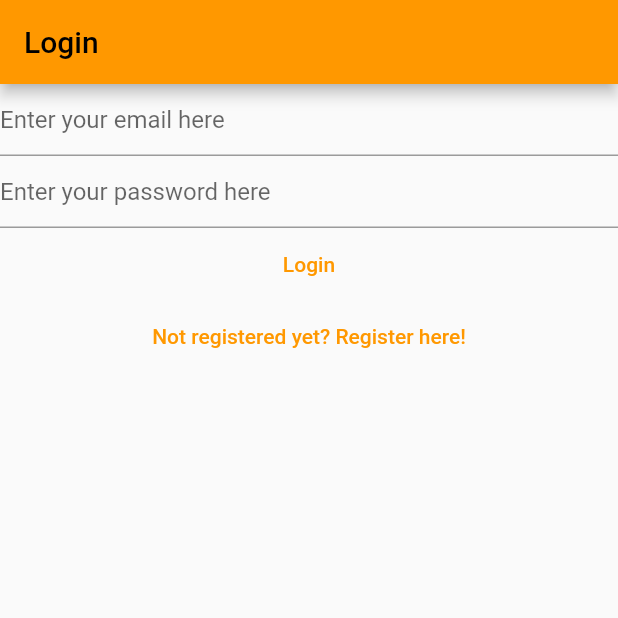
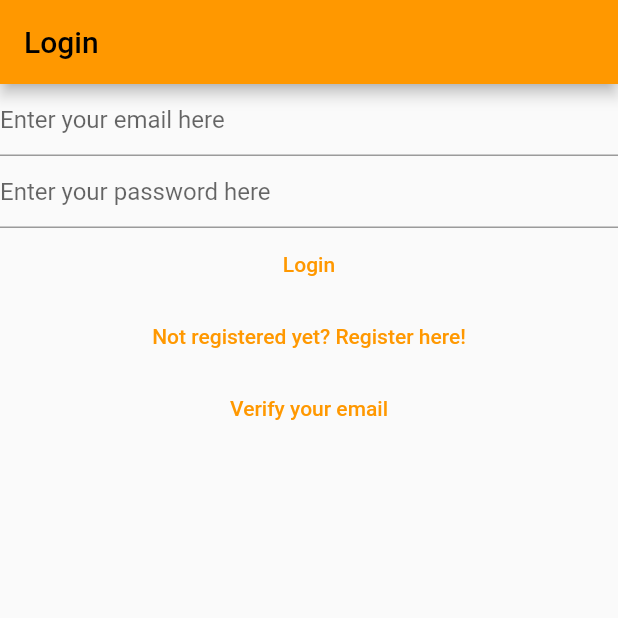
Before and after one commit to Precioussoul/Learning-Dart-Flutter-Course-, a Flutter app: the screen it shows after launch, after a tap on "Login", on a phone screen of 412 x 824 dp, the top half of it. Run offline on Flutter 3.47's test engine with Material 2 defaults, Android fonts, the phone set to English and light mode, and no system bars; our stand-ins replace firebase_auth, firebase_core; accounts and stored records are empty; network calls fail.

```diff
--- a/lib/main.dart
+++ b/lib/main.dart
@@ -3,7 +3,9 @@ import 'package:firebase_core/firebase_core.dart';
 import 'package:flutter/material.dart';
 import 'package:mynotes/firebase_options.dart';
 import 'package:mynotes/views/login_view.dart';
+import 'package:mynotes/views/notes_view.dart';
 import 'package:mynotes/views/register_view.dart';
+import 'package:mynotes/views/verify_email_view.dart';
 
 void main() {
   WidgetsFlutterBinding.ensureInitialized();
@@ -17,6 +19,8 @@ void main() {
     routes: {
       '/login/': (context) => const LoginView(),
       '/register/': (context) => const RegisterView(),
+      '/verify/': (context) => const VerifyEmailView(),
+      '/notes/': (context) => const NotesView(),
     },
   ));
 }
@@ -36,15 +40,14 @@ class HomePage extends StatelessWidget {
             final user = FirebaseAuth.instance.currentUser;
             if (user != null) {
               if (user.emailVerified) {
-                print('Email is verified');
+                return const NotesView();
               } else {
-                return const LoginView();
+                return const VerifyEmailView();
               }
             } else {
               return const LoginView();
             }
 
-            return const Text('done');
           default:
             return const CircularProgressIndicator();
         }
--- a/lib/views/login_view.dart
+++ b/lib/views/login_view.dart
@@ -1,7 +1,6 @@
 import 'package:firebase_auth/firebase_auth.dart';
-import 'package:firebase_core/firebase_core.dart';
 import 'package:flutter/material.dart';
-import 'package:mynotes/firebase_options.dart';
+import 'dart:developer' as devtools show log;
 
 class LoginView extends StatefulWidget {
   const LoginView({super.key});
@@ -55,14 +54,13 @@ class _LoginViewState extends State<LoginView> {
               final password = _password.text;
 
               try {
-                final userCredential = await FirebaseAuth.instance
-                    .signInWithEmailAndPassword(
-                        email: email, password: password);
+                await FirebaseAuth.instance.signInWithEmailAndPassword(
+                    email: email, password: password);
               } on FirebaseAuthException catch (e) {
                 if (e.code == 'user-not-found') {
-                  print('bro, user not found joor');
+                  devtools.log('bro, user not found joor');
                 } else {
-                  print('something else happpened');
+                  devtools.log('something else happpened');
                 }
               }
             }),
@@ -73,7 +71,13 @@ class _LoginViewState extends State<LoginView> {
                 Navigator.of(context)
                     .pushNamedAndRemoveUntil('/register/', (route) => false);
               },
-              child: const Text('Not registered yet? Register here!'))
+              child: const Text('Not registered yet? Register here!')),
+          TextButton(
+              onPressed: () {
+                Navigator.of(context)
+                    .pushNamedAndRemoveUntil('/verify/', (route) => false);
+              },
+              child: const Text('Verify your email')),
         ],
       ),
     );
```
Also changed, not shown: lib/views/notes_view.dart (added, +73 -0 lines), lib/views/verify_email_view.dart (+10 -2 lines).
